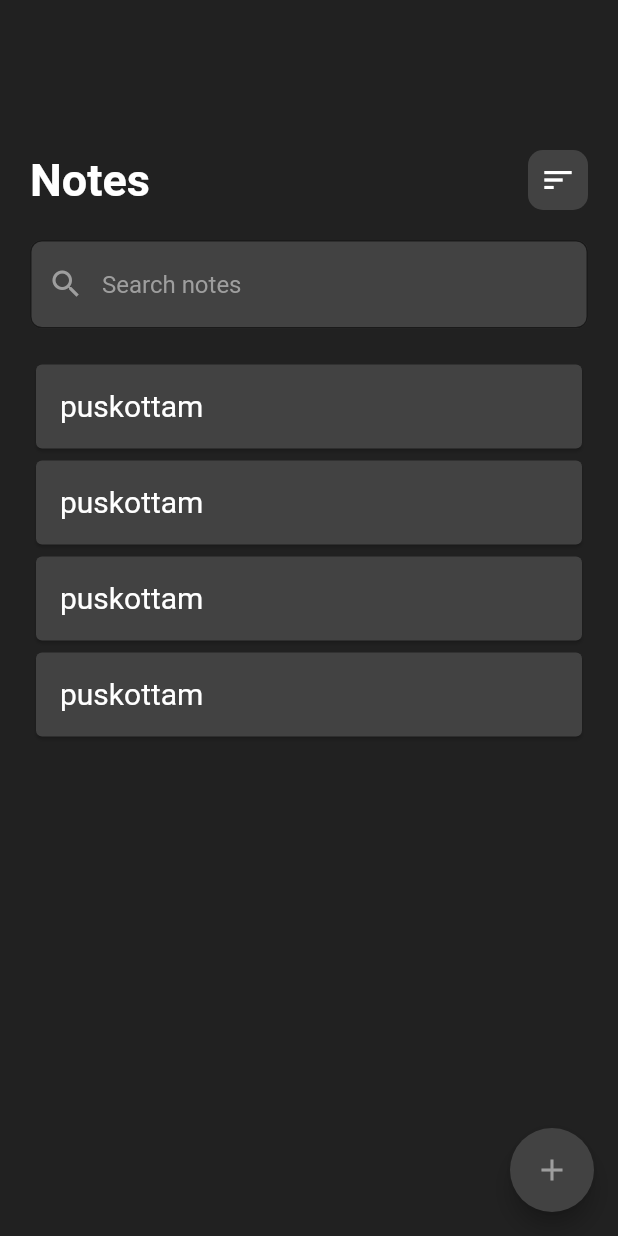
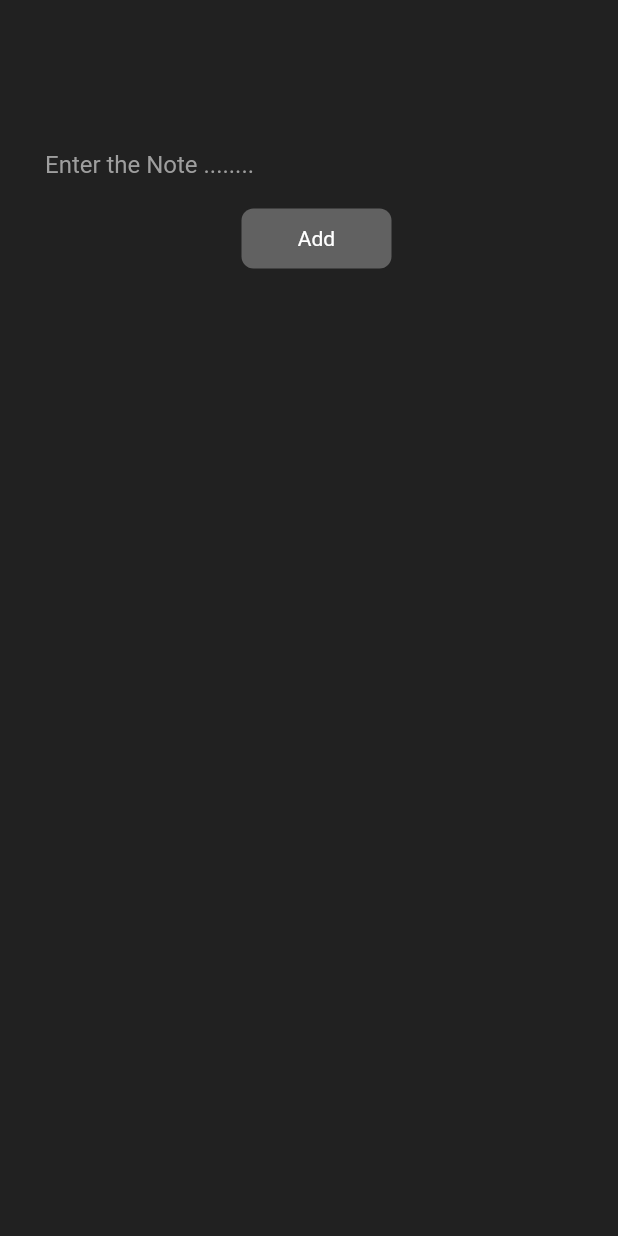
Before and after one commit to puskottampandey/NoteApp, a Flutter app: the screen it shows after launch, after a tap on the "add" icon, on a phone screen of 412 x 824 dp. Run offline on Flutter 3.47's test engine with Material 2 defaults, Android fonts, the phone set to English and light mode, and no system bars.

Commit message:
note add screen task completed using provider

```diff
--- a/lib/main.dart
+++ b/lib/main.dart
@@ -1,5 +1,8 @@
 import 'package:flutter/material.dart';
+import 'package:noteapp/provider/addprovider.dart';
+import 'package:noteapp/screens/additeam.dart';
 import 'package:noteapp/screens/homepage.dart';
+import 'package:provider/provider.dart';
 
 void main() {
   runApp(const MyApp());
@@ -10,13 +13,15 @@ class MyApp extends StatelessWidget {
 
   @override
   Widget build(BuildContext context) {
-    return MaterialApp(
+    return ChangeNotifierProvider(
+        create: (_) => AddProvider(),
+        child: MaterialApp(
           debugShowCheckedModeBanner: false,
           title: 'Flutter Demo',
           theme: ThemeData(
             primarySwatch: Colors.blue,
           ),
           home: const Homepage(),
-    );
+        ));
   }
 }
--- /dev/null
+++ b/lib/provider/addprovider.dart
@@ -0,0 +1,16 @@
+import 'package:flutter/foundation.dart';
+import 'package:flutter/material.dart';
+
+class AddProvider with ChangeNotifier {
+  final List<String> _addnote = [];
+  List<String> get addnote => _addnote;
+  void addNote(String value) {
+    addnote.add(value);
+    notifyListeners();
+  }
+
+  void removenote(String value) {
+    addnote.remove(value);
+    notifyListeners();
+  }
+}
--- /dev/null
+++ b/lib/screens/additeam.dart
@@ -0,0 +1,63 @@
+import 'package:flutter/material.dart';
+
+import 'package:noteapp/constant.dart';
+import 'package:provider/provider.dart';
+
+import '../provider/addprovider.dart';
+
+class AddIteam extends StatefulWidget {
+  const AddIteam({super.key});
+
+  @override
+  State<AddIteam> createState() => _AddIteamState();
+}
+
+class _AddIteamState extends State<AddIteam> {
+  @override
+  Widget build(BuildContext context) {
+    final TextEditingController controller = TextEditingController();
+
+    return Scaffold(
+      backgroundColor: backgroundcolor,
+      body: Padding(
+        padding: const EdgeInsets.fromLTRB(30, 100, 20, 10),
+        child: Column(
+          children: [
+            TextField(
+              controller: controller,
+              style: const TextStyle(color: Colors.white),
+              cursorColor: Colors.white,
+              decoration: const InputDecoration.collapsed(
+                  hintText: "Enter the Note ........",
+                  hintStyle: TextStyle(color: Colors.grey)),
+            ),
+            const SizedBox(height: 20),
+            Consumer<AddProvider>(
+              builder: (context, value, child) {
+                return GestureDetector(
+                  onTap: () {
+                    value.addNote(controller.text);
+                    Navigator.pop(context);
+                  },
+                  child: Container(
+                    height: 40,
+                    width: 100,
+                    decoration: BoxDecoration(
+                      borderRadius: BorderRadius.circular(8),
+                      color: Colors.grey.shade700,
+                    ),
+                    child: const Center(
+                        child: Text(
+                      "Add",
+                      style: TextStyle(color: Colors.white),
+                    )),
+                  ),
+                );
+              },
+            )
+          ],
+        ),
+      ),
+    );
+  }
+}
--- a/lib/screens/homepage.dart
+++ b/lib/screens/homepage.dart
@@ -1,5 +1,8 @@
 import 'package:flutter/material.dart';
 import 'package:noteapp/constant.dart';
+import 'package:noteapp/provider/addprovider.dart';
+import 'package:noteapp/screens/additeam.dart';
+import 'package:provider/provider.dart';
 
 class Homepage extends StatefulWidget {
   const Homepage({super.key});
@@ -11,6 +14,9 @@ class Homepage extends StatefulWidget {
 class _HomepageState extends State<Homepage> {
   @override
   Widget build(BuildContext context) {
+    final TextEditingController controller = TextEditingController();
+    List<String> addnote = [];
+
     return Scaffold(
       backgroundColor: backgroundcolor,
       body: Padding(
@@ -44,6 +50,7 @@ class _HomepageState extends State<Homepage> {
               height: 20,
             ),
             TextField(
+              controller: controller,
               decoration: InputDecoration(
                   border: OutlineInputBorder(
                       borderRadius: BorderRadius.circular(8)),
@@ -63,27 +70,31 @@ class _HomepageState extends State<Homepage> {
               height: 20,
             ),
             Expanded(
-              child: ListView.builder(
-                itemCount: 4,
+                child: Consumer<AddProvider>(builder: (context, value, child) {
+              return ListView.builder(
+                  itemCount: value.addnote.length,
                   itemBuilder: (context, index) {
                     return Card(
                       color: Colors.grey.shade800,
-                    child: const ListTile(
+                      child: ListTile(
                         leading: Text(
-                        "puskottam",
-                        style: TextStyle(color: Colors.white, fontSize: 20),
+                          value.addnote[index].toString(),
+                          style: const TextStyle(
+                              color: Colors.white, fontSize: 20),
                         ),
                       ),
                     );
-                },
-              ),
-            )
+                  });
+            }))
           ],
         ),
       ),
       floatingActionButton: FloatingActionButton(
         backgroundColor: Colors.grey.shade800,
-        onPressed: () {},
+        onPressed: () {
+          Navigator.push(context,
+              MaterialPageRoute(builder: ((context) => const AddIteam())));
+        },
         child: const Icon(
           Icons.add,
           color: Colors.grey,
```
Also changed, not shown: pubspec.yaml (+3 -4 lines), pubspec.lock. Lines whose indentation alone changed are shown as unchanged.
